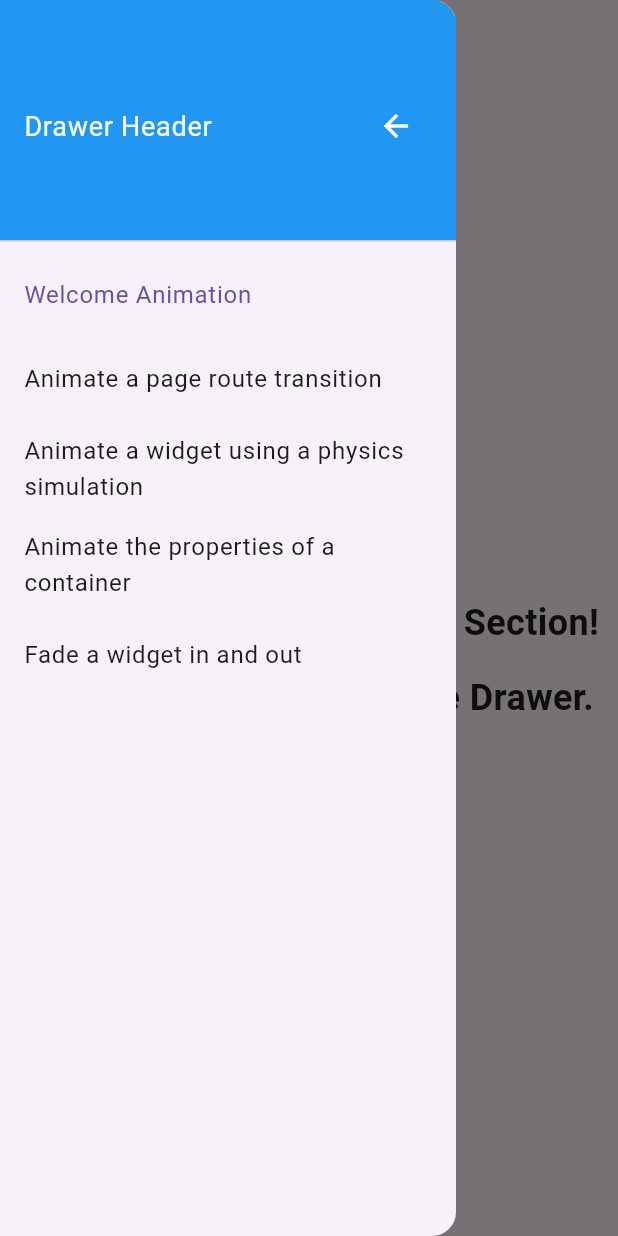
After one commit to Jess4lxy/Jessie_Cookbook, a Flutter app: the AnimationScreen screen opened by its route, after a tap on the "menu" icon, on a phone screen of 412 x 824 dp. The commit adds this screen. Run offline on Flutter 3.47's test engine with Material 3 defaults, Android fonts, the phone set to English and light mode, and no system bars; our stand-ins replace transparent_image.

Commit message:
half of animation screen

```diff
--- a/src/lib/main.dart
+++ b/src/lib/main.dart
@@ -5,6 +5,7 @@ import 'screens/image_screen.dart';
 import 'screens/list_screen.dart';
 import 'screens/forms_screen.dart';
 import 'screens/navigation_screen.dart';
+import 'screens/animation_screen.dart';
 
 void main() => runApp(const MyApp());
 
@@ -26,6 +27,7 @@ class MyApp extends StatelessWidget {
         '/list': (context) => const ListScreen(),
         '/forms': (context) => const FormsScreen(),
         '/navigation': (context) => const NavigationScreen(),
+        '/animation': (context) => const AnimationScreen(),
       },
     );
   }
--- /dev/null
+++ b/src/lib/screens/animation_screen.dart
@@ -0,0 +1,281 @@
+import 'package:flutter/material.dart';
+import 'package:flutter/physics.dart';
+
+class AnimationScreen extends StatefulWidget {
+  const AnimationScreen({super.key});
+
+  @override
+  State<AnimationScreen> createState() => _AnimationScreenState();
+}
+
+class _AnimationScreenState extends State<AnimationScreen> {
+  int _selectedIndex = 0;
+  late String imageboing =
+      'https://static.wikia.nocookie.net/nicos-nextbots/images/f/f8/Accurate_Boioioioioing.png/revision/latest?cb=20241218204653';
+
+  void _onItemTapped(int index) {
+    setState(() {
+      _selectedIndex = index;
+    });
+  }
+
+  Widget _animatePageRouteTransition() {
+    return ElevatedButton(
+      onPressed: () {
+        Navigator.of(context).push(_createPageRoute());
+      },
+      child: const Text('Go to Page 2'),
+    );
+  }
+
+  Route _createPageRoute() {
+    return PageRouteBuilder(
+      pageBuilder: (context, animation, secondaryAnimation) {
+        return Scaffold(
+          appBar: AppBar(
+            title: const Text('Page 2'),
+          ),
+          body: Center(
+            child: Column(
+              mainAxisAlignment: MainAxisAlignment.center,
+              children: [
+                const Text('Page 2'),
+                SizedBox(height: 16),
+                ElevatedButton(
+                  onPressed: () {
+                    Navigator.pop(context);
+                  },
+                  child: const Text('Go back'),
+                ),
+              ],
+            ),
+          ),
+        );
+      },
+      transitionsBuilder: (context, animation, secondaryAnimation, child) {
+        return FadeTransition(
+          opacity: animation,
+          child: child,
+        );
+      },
+    );
+  }
+
+  Widget _animateWidgetUsingPhysicsSimulation() {
+    return Center(
+      child: DraggableCard(
+        child: SizedBox(
+          width: 150,
+          height: 150,
+          child: Image.network(imageboing),
+        ),
+      ),
+    );
+  }
+
+  Widget _animateContainerProperties() {
+    return const Center(
+      child: Text('Container Properties Animation Placeholder'),
+    );
+  }
+
+  Widget _fadeWidgetInOut() {
+    return const Center(
+      child: Text('Fade Animation Placeholder'),
+    );
+  }
+
+  @override
+  Widget build(BuildContext context) {
+    return Scaffold(
+      appBar: AppBar(
+        title: const Text('List Section'),
+        leading: Builder(
+          builder: (context) {
+            return IconButton(
+              icon: const Icon(Icons.menu),
+              onPressed: () {
+                Scaffold.of(context).openDrawer();
+              },
+            );
+          },
+        ),
+      ),
+      body: Center(
+        child: _selectedIndex == 1
+            ? _animatePageRouteTransition() // Llamada a la función de animación
+            : _selectedIndex == 2
+                ? _animateWidgetUsingPhysicsSimulation()
+                : _selectedIndex == 3
+                    ? _animateContainerProperties()
+                    : _selectedIndex == 4
+                        ? _fadeWidgetInOut()
+                        : Column(
+                            mainAxisAlignment: MainAxisAlignment.center,
+                            children: [
+                              const Text(
+                                'Welcome to the Animation Section!',
+                                style: TextStyle(
+                                  fontSize: 24,
+                                  fontWeight: FontWeight.bold,
+                                ),
+                              ),
+                              const SizedBox(height: 16),
+                              const Text(
+                                'Select any option from the Drawer.',
+                                style: TextStyle(
+                                  fontSize: 24,
+                                  fontWeight: FontWeight.bold,
+                                ),
+                              ),
+                            ],
+                          ),
+      ),
+      drawer: Drawer(
+        child: Column(
+          children: [
+            DrawerHeader(
+              decoration: const BoxDecoration(color: Colors.blue),
+              child: Row(
+                mainAxisAlignment: MainAxisAlignment.spaceBetween,
+                children: [
+                  const Text(
+                    'Drawer Header',
+                    style: TextStyle(color: Colors.white, fontSize: 18),
+                  ),
+                  IconButton(
+                    icon: const Icon(Icons.arrow_back, color: Colors.white),
+                    onPressed: () {
+                      Navigator.pop(context); // Cierra el Drawer
+                      Navigator.popUntil(context,
+                          ModalRoute.withName('/')); // Cierra el Drawer
+                    },
+                    tooltip: 'Back to home',
+                  ),
+                ],
+              ),
+            ),
+            ListTile(
+              title: const Text('Welcome Animation'),
+              selected: _selectedIndex == 0,
+              onTap: () {
+                _onItemTapped(0);
+                Navigator.pop(context);
+              },
+            ),
+            ListTile(
+              title: const Text('Animate a page route transition'),
+              selected: _selectedIndex == 1,
+              onTap: () {
+                _onItemTapped(1);
+                Navigator.pop(context);
+              },
+            ),
+            ListTile(
+              title: const Text('Animate a widget using a physics simulation'),
+              selected: _selectedIndex == 2,
+              onTap: () {
+                _onItemTapped(2);
+                Navigator.pop(context);
+              },
+            ),
+            ListTile(
+              title: const Text('Animate the properties of a container'),
+              selected: _selectedIndex == 3,
+              onTap: () {
+                _onItemTapped(3);
+                Navigator.pop(context);
+              },
+            ),
+            ListTile(
+              title: const Text('Fade a widget in and out'),
+              selected: _selectedIndex == 4,
+              onTap: () {
+                _onItemTapped(4);
+                Navigator.pop(context);
+              },
+            ),
+          ],
+        ),
+      ),
+    );
+  }
+}
+
+class DraggableCard extends StatefulWidget {
+  const DraggableCard({required this.child, super.key});
+
+  final Widget child;
+
+  @override
+  State<DraggableCard> createState() => _DraggableCardState();
+}
+
+class _DraggableCardState extends State<DraggableCard>
+    with SingleTickerProviderStateMixin {
+  late AnimationController _controller;
+  Alignment _dragAlignment = Alignment.center;
+  late Animation<Alignment> _animation;
+
+  void _runAnimation(Offset pixelsPerSecond, Size size) {
+    _animation = _controller.drive(
+      AlignmentTween(
+        begin: _dragAlignment,
+        end: Alignment.center,
+      ),
+    );
+
+    final unitsPerSecondX = pixelsPerSecond.dx / size.width;
+    final unitsPerSecondY = pixelsPerSecond.dy / size.height;
+    final unitsPerSecond = Offset(unitsPerSecondX, unitsPerSecondY);
+    final unitVelocity = unitsPerSecond.distance;
+
+    const spring = SpringDescription(
+      mass: 30,
+      stiffness: 1,
+      damping: 1,
+    );
+
+    final simulation = SpringSimulation(spring, 0, 1, -unitVelocity);
+
+    _controller.animateWith(simulation);
+  }
+
+  @override
+  void initState() {
+    super.initState();
+    _controller = AnimationController(vsync: this);
+
+    _controller.addListener(() {
+      setState(() {
+        _dragAlignment = _animation.value;
+      });
+    });
+  }
+
+  @override
+  Widget build(BuildContext context) {
+    final size = MediaQuery.of(context).size;
+
+    return GestureDetector(
+      onPanDown: (_) => _controller.stop(),
+      onPanUpdate: (details) {
+        setState(() {
+          _dragAlignment += Alignment(
+            details.delta.dx / (size.width / 2),
+            details.delta.dy / (size.height / 2),
+          );
+        });
+      },
+      onPanEnd: (details) {
+        _runAnimation(details.velocity.pixelsPerSecond, size);
+      },
+      child: Align(
+        alignment: _dragAlignment,
+        child: Card(
+          child: widget.child,
+        ),
+      ),
+    );
+  }
+}
```
Also changed, not shown: src/lib/screens/home_screen.dart (+12 -0 lines).
